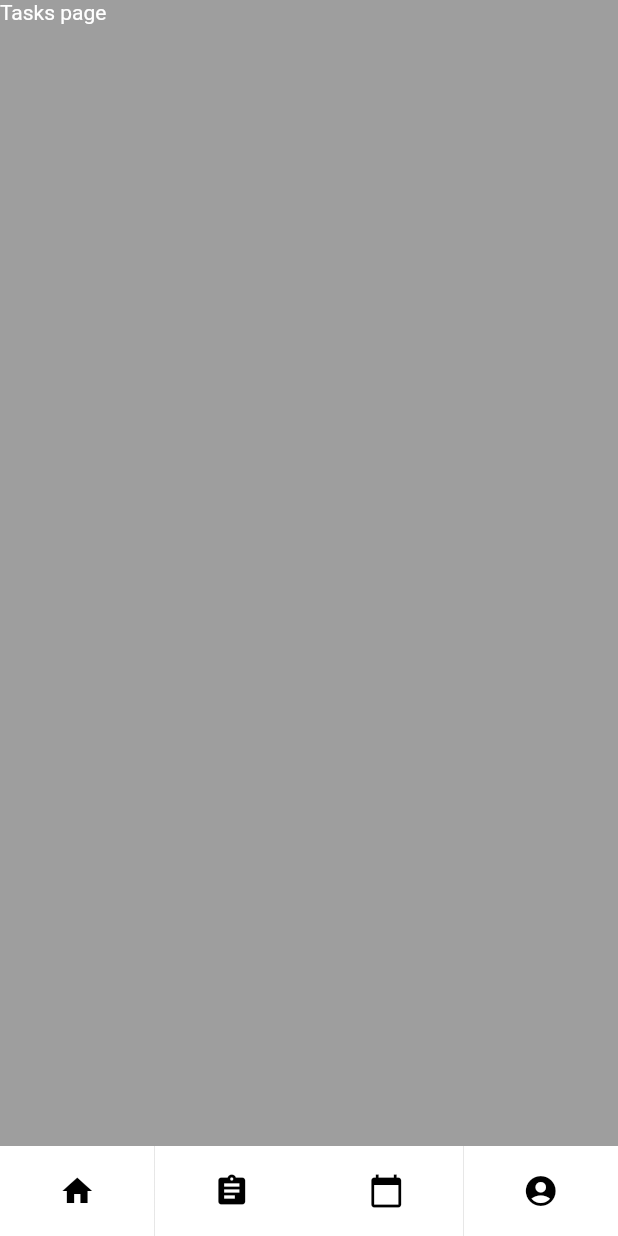
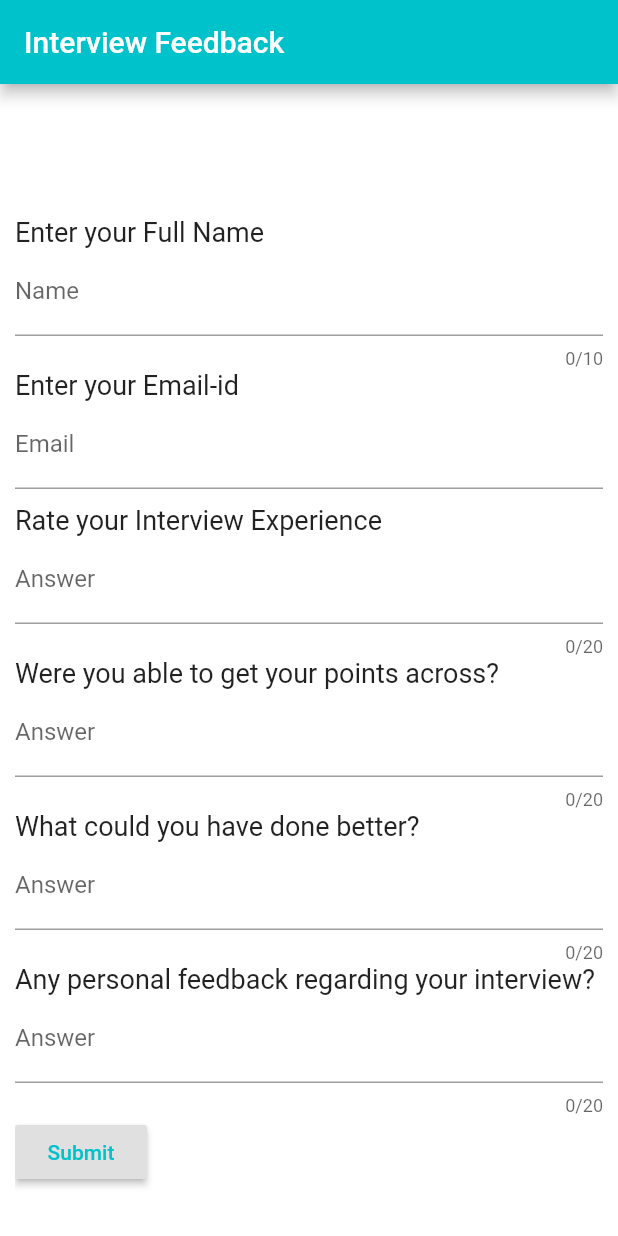
Before and after one commit to Preetam3620/Employee-Tracker-App, a Flutter app: the Home screen opened by its route, item 2 of the bottom bar chosen, on a phone screen of 412 x 824 dp. Run offline on Flutter 3.47's test engine with Material 2 defaults, Android fonts, the phone set to English and light mode, and no system bars.

Commit message:
Feedback Form 1.0

```diff
--- /dev/null
+++ b/emp_tracker/lib/screens/feed.dart
@@ -0,0 +1,18 @@
+import 'package:flutter/material.dart';
+import 'package:emp_tracker/screens/form_screen.dart';
+
+class Feed extends StatefulWidget {
+  @override
+  _FeedState createState() => _FeedState();
+}
+
+class _FeedState extends State<Feed> {
+  @override
+  Widget build(BuildContext context) {
+    return MaterialApp(
+      debugShowCheckedModeBanner: false,
+      title: 'Interview Feedback',
+      home: FormScreen(),
+    );
+  }
+}
--- a/emp_tracker/lib/screens/feedback.dart
+++ /dev/null
@@ -1,10 +0,0 @@
-import 'package:flutter/material.dart';
-
-class Feedback extends StatefulWidget {
-  @override
-  _FeedbackState createState() => _FeedbackState();
-}
-
-class _FeedbackState extends State<Feedback> {
-
-}
--- /dev/null
+++ b/emp_tracker/lib/screens/form_screen.dart
@@ -0,0 +1,212 @@
+import 'package:flutter/material.dart';
+
+class FormScreen extends StatefulWidget {
+  @override
+  State<StatefulWidget> createState() {
+    return FormScreenState();
+  }
+}
+
+class FormScreenState extends State<FormScreen> {
+  String _name;
+  String _email;
+  String _Ans1;
+  String _Ans2;
+  String _Ans3;
+  String _Ans4;
+
+  final GlobalKey<FormState> _formKey = GlobalKey<FormState>();
+
+  Widget _buildName() {
+    return TextFormField(
+      decoration: InputDecoration(labelText: 'Name'),
+      maxLength: 10,
+      validator: (String value) {
+        if (value.isEmpty) {
+          return 'Name is Required';
+        }
+
+        return null;
+      },
+      onSaved: (String value) {
+        _name = value;
+      },
+    );
+  }
+
+  Widget _buildEmail() {
+    return TextFormField(
+      decoration: InputDecoration(labelText: 'Email'),
+      validator: (String value) {
+        if (value.isEmpty) {
+          return 'Email is Required';
+        }
+
+        if (!RegExp(
+            r"[a-z0-9!#$%&'*+/=?^_`{|}~-]+(?:\.[a-z0-9!#$%&'*+/=?^_`{|}~-]+)*@(?:[a-z0-9](?:[a-z0-9-]*[a-z0-9])?\.)+[a-z0-9](?:[a-z0-9-]*[a-z0-9])?")
+            .hasMatch(value)) {
+          return 'Please enter a valid email Address';
+        }
+
+        return null;
+      },
+      onSaved: (String value) {
+        _email = value;
+      },
+    );
+}
+
+  Widget _buildAnswer1() {
+    return TextFormField(
+      decoration: InputDecoration(labelText: 'Answer'),
+      maxLength: 20,
+      validator: (String value) {
+        if (value.isEmpty) {
+          return 'Answer is Required';
+        }
+
+        return null;
+      },
+      onSaved: (String value) {
+        _Ans1 = value;
+      },
+    );
+  }
+
+  Widget _buildAnswer2() {
+    return TextFormField(
+      decoration: InputDecoration(labelText: 'Answer'),
+      maxLength: 20,
+      validator: (String value) {
+        if (value.isEmpty) {
+          return 'Answer is Required';
+        }
+
+        return null;
+      },
+      onSaved: (String value) {
+        _Ans2 = value;
+      },
+    );
+  }
+
+  Widget _buildAnswer3() {
+    return TextFormField(
+      decoration: InputDecoration(labelText: 'Answer'),
+      maxLength: 20,
+      validator: (String value) {
+        if (value.isEmpty) {
+          return 'Answer is Required';
+        }
+
+        return null;
+      },
+      onSaved: (String value) {
+        _Ans3 = value;
+      },
+    );
+  }
+
+  Widget _buildAnswer4() {
+    return TextFormField(
+      decoration: InputDecoration(labelText: 'Answer'),
+      maxLength: 20,
+      validator: (String value) {
+        if (value.isEmpty) {
+          return 'Answer is Required';
+        }
+
+        return null;
+      },
+      onSaved: (String value) {
+        _Ans4 = value;
+      },
+    );
+  }
+
+  @override
+  Widget build(BuildContext context) {
+    return Scaffold(
+      backgroundColor: Colors.white,
+      appBar: AppBar(title: Text("Interview Feedback"),
+          backgroundColor: Color(0xFF00C2CB),),
+      body: Container(
+        margin: EdgeInsets.only(left: 10, right: 10),
+        child: Form(
+          key: _formKey,
+
+          child: SingleChildScrollView(
+            child: SizedBox(
+              height: MediaQuery.of(context).size.height,
+
+              child: Column(
+                crossAxisAlignment: CrossAxisAlignment.start,
+                mainAxisAlignment: MainAxisAlignment.center,
+                children: <Widget>[
+                  Text('Enter your Full Name',
+                    style: TextStyle(
+                      fontSize: 18.0,
+
+                    ) ,),
+                  _buildName(),
+                  Text('Enter your Email-id',
+                    style: TextStyle(
+                      fontSize: 18.0,
+
+                    ) ,),
+                  _buildEmail(),
+                  SizedBox(height: 10.0,),
+                  Text('Rate your Interview Experience',
+                    style: TextStyle(
+                      fontSize: 18.0,
+                    ) ,),
+
+                  _buildAnswer1(),
+                  Text('Were you able to get your points across?',
+                    style: TextStyle(
+                      fontSize: 18.0,
+
+                    ) ,),
+                  _buildAnswer2(),
+                  Text('What could you have done better?',
+                    style: TextStyle(
+                      fontSize: 18.0,
+                    ) ,),
+                  _buildAnswer3(),
+                  Text('Any personal feedback regarding your interview?',
+                    style: TextStyle(
+                      fontSize: 18.0,
+                    ) ,),
+                  _buildAnswer4(),
+
+                  RaisedButton(
+                    child: Text(
+                      'Submit',
+                      style: TextStyle(color: Color(0xFF00C2CB) , fontSize: 14),
+                    ),
+                    onPressed: () {
+                      if (!_formKey.currentState.validate()) {
+                        return;
+                      }
+
+                      _formKey.currentState.save();
+
+                      print(_name);
+                      print(_email);
+                      print(_Ans1);
+                      print(_Ans2);
+                      print(_Ans3);
+                      print(_Ans4);
+
+                      //Send to API
+                    },
+                  )
+                ],
+              ),
+            ),
+          ),
+        ),
+      ),
+    );
+  }
+}
--- a/emp_tracker/lib/screens/home.dart
+++ b/emp_tracker/lib/screens/home.dart
@@ -1,7 +1,7 @@
 import 'package:flutter/material.dart';
 import 'package:emp_tracker/modules/bottom_icons.dart';
 import 'package:emp_tracker/screens/home.dart';
-import 'package:emp_tracker/screens/tasks.dart';
+import 'package:emp_tracker/screens/feed.dart';
 import 'package:emp_tracker/screens/profile.dart';
 import 'package:emp_tracker/screens/leaves.dart';
 
@@ -40,7 +40,7 @@ class _HomeState extends State<Home> {
                   onTap: () {
                     setState(() {
                       Navigator.push(context,
-                          MaterialPageRoute(builder: (context) => Tasks()));
+                          MaterialPageRoute(builder: (context) => Feed()));
                       theme1 = false;
                       theme2 = true;
                       theme4 = false;
--- a/emp_tracker/pubspec.yaml
+++ b/emp_tracker/pubspec.yaml
@@ -28,6 +28,7 @@ dependencies:
   # Use with the CupertinoIcons class for iOS style icons.
   cupertino_icons: ^0.1.3
   flutter_image_slideshow: ^0.0.1
+  validators: ^2.0.1
 
 dev_dependencies:
   flutter_test:
```
Also changed, not shown: emp_tracker/pubspec.lock.
